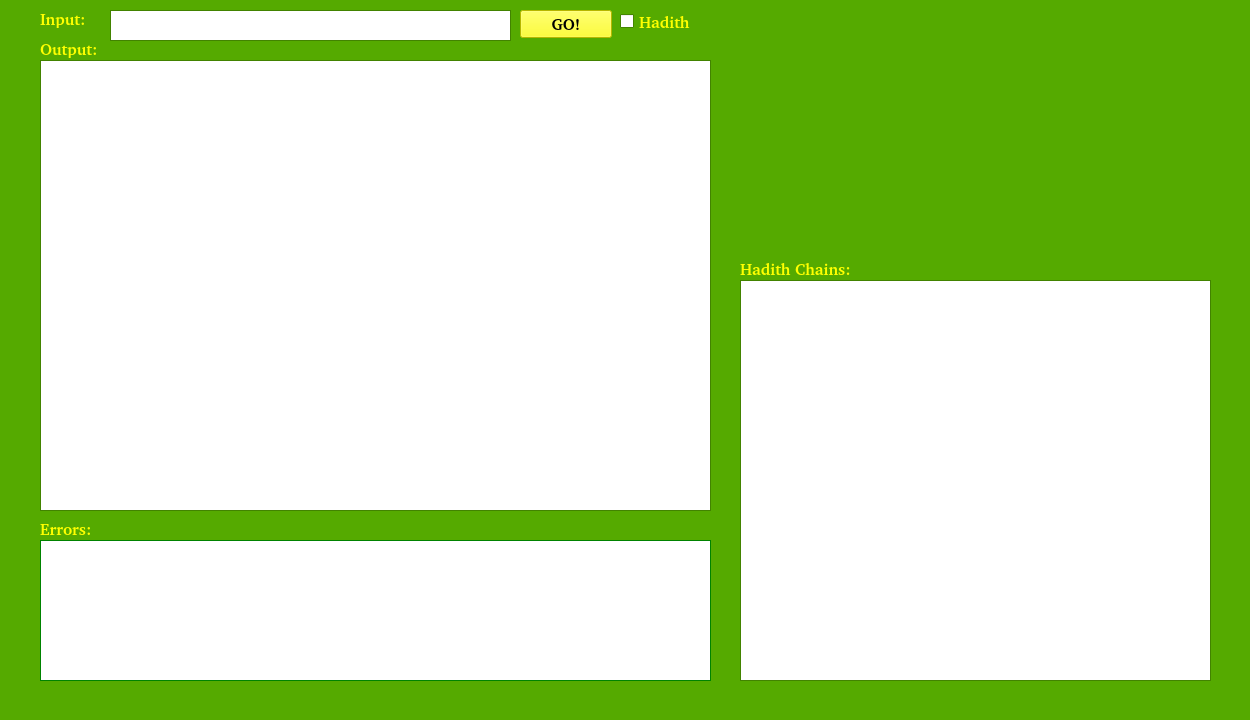
codelogicanalysis/atmine, file src/ATSarf/gui/mainwindow.ui: the form before one commit.
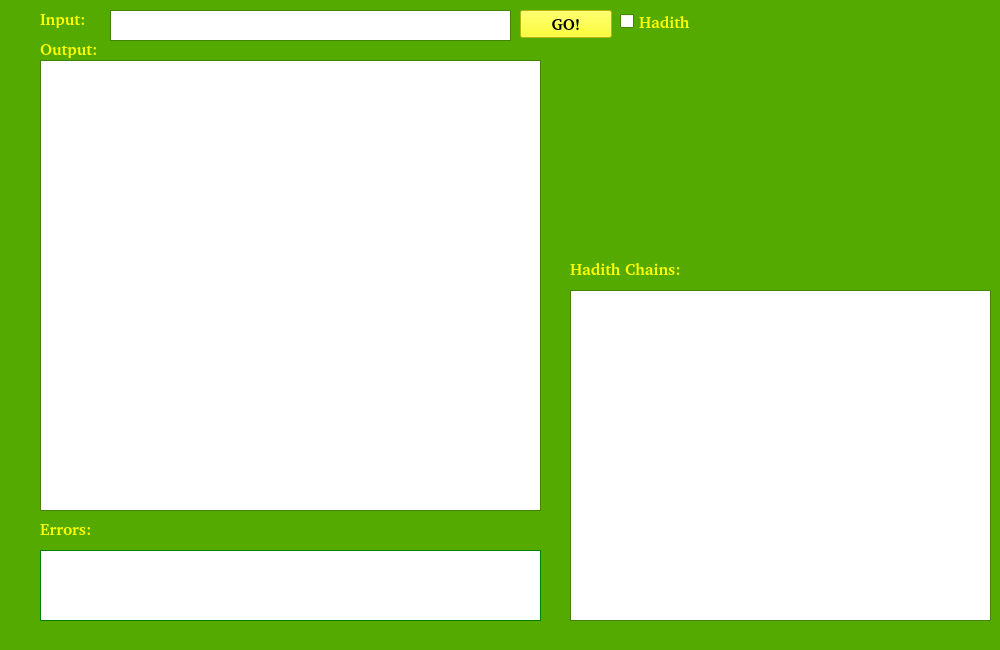
The form after the commit. Icons and pictures are not drawn.

```diff
--- a/src/ATSarf/gui/mainwindow.ui
+++ b/src/ATSarf/gui/mainwindow.ui
@@ -6,8 +6,8 @@
    <rect>
     <x>0</x>
     <y>0</y>
-    <width>1250</width>
-    <height>720</height>
+    <width>1000</width>
+    <height>650</height>
    </rect>
   </property>
   <property name="palette">
@@ -450,7 +450,7 @@
      <rect>
       <x>40</x>
       <y>60</y>
-      <width>671</width>
+      <width>501</width>
       <height>451</height>
      </rect>
     </property>
@@ -485,9 +485,9 @@
     <property name="geometry">
      <rect>
       <x>40</x>
-      <y>540</y>
-      <width>671</width>
-      <height>141</height>
+      <y>550</y>
+      <width>501</width>
+      <height>71</height>
      </rect>
     </property>
     <property name="palette">
@@ -1552,10 +1552,10 @@
    <widget class="QLabel" name="label_5">
     <property name="geometry">
      <rect>
-      <x>750</x>
-      <y>10</y>
-      <width>441</width>
-      <height>241</height>
+      <x>570</x>
+      <y>60</y>
+      <width>421</width>
+      <height>191</height>
      </rect>
     </property>
     <property name="text">
@@ -1794,17 +1794,17 @@
    <widget class="QTextBrowser" name="hadith_display">
     <property name="geometry">
      <rect>
-      <x>740</x>
-      <y>280</y>
-      <width>471</width>
-      <height>401</height>
+      <x>570</x>
+      <y>290</y>
+      <width>421</width>
+      <height>331</height>
      </rect>
     </property>
    </widget>
    <widget class="QLabel" name="label_6">
     <property name="geometry">
      <rect>
-      <x>740</x>
+      <x>570</x>
       <y>260</y>
       <width>121</width>
       <height>18</height>
```
Left out of the diff: 20 changed lines with no effect on the pictures.
